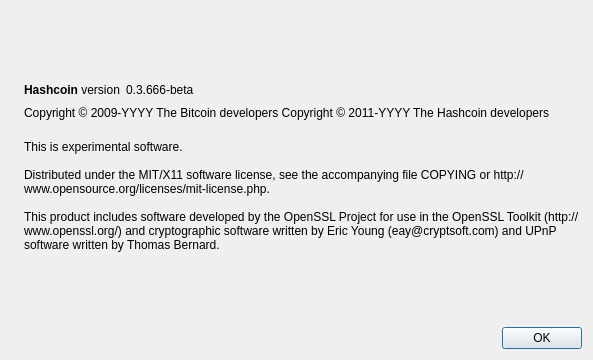
The window that src/qt/forms/aboutdialog.ui (hscoin/hashcoin) describes before a commit, drawn with Qt 5.
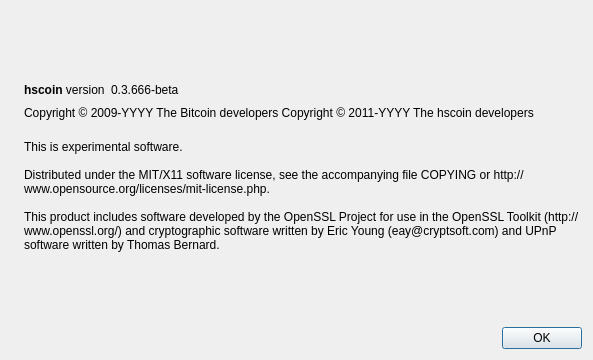
The same window after the commit. Icons and pictures are not drawn.

The edit to the form file:
```diff
--- a/src/qt/forms/aboutdialog.ui
+++ b/src/qt/forms/aboutdialog.ui
@@ -50,7 +50,7 @@
           <cursorShape>IBeamCursor</cursorShape>
          </property>
          <property name="text">
-          <string>&lt;b&gt;Hashcoin&lt;/b&gt; version</string>
+          <string>&lt;b&gt;hscoin&lt;/b&gt; version</string>
          </property>
          <property name="textInteractionFlags">
           <set>Qt::LinksAccessibleByMouse|Qt::TextSelectableByKeyboard|Qt::TextSelectableByMouse</set>
@@ -92,7 +92,7 @@
        </property>
        <property name="text">
         <string notr="true">Copyright &amp;copy; 2009-YYYY The Bitcoin developers
-Copyright &amp;copy; 2011-YYYY The Hashcoin developers</string>
+Copyright &amp;copy; 2011-YYYY The hscoin developers</string>
        </property>
        <property name="textFormat">
         <enum>Qt::RichText</enum>
```
Left out of the diff: 2 changed lines with no effect on the pictures.
